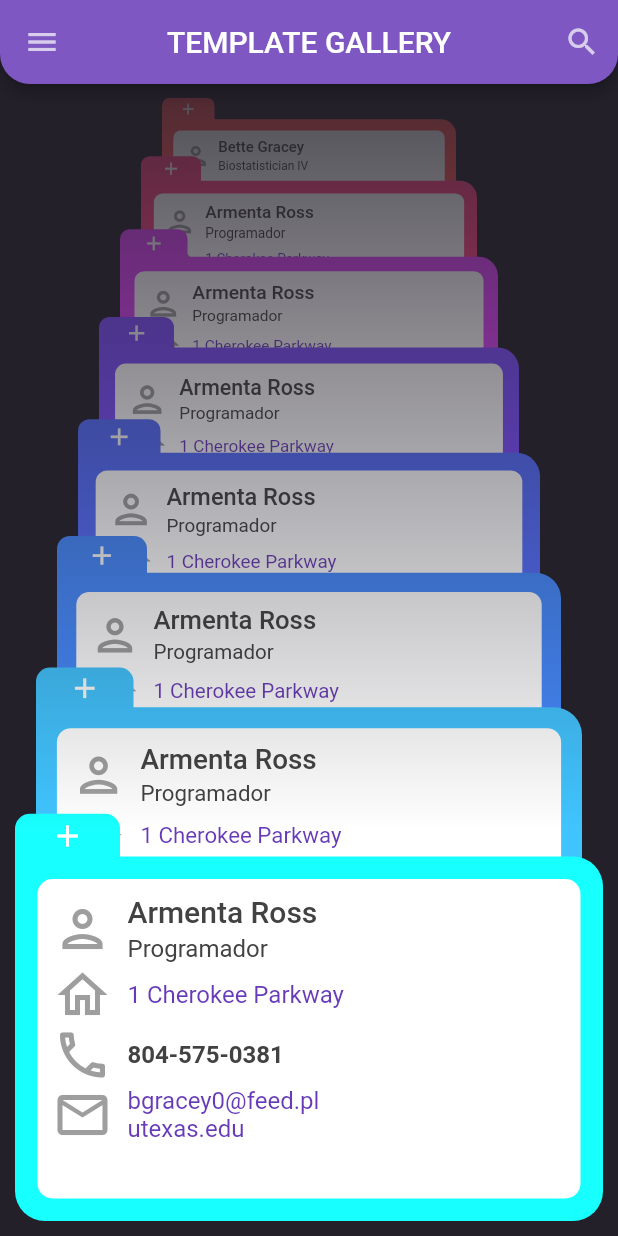
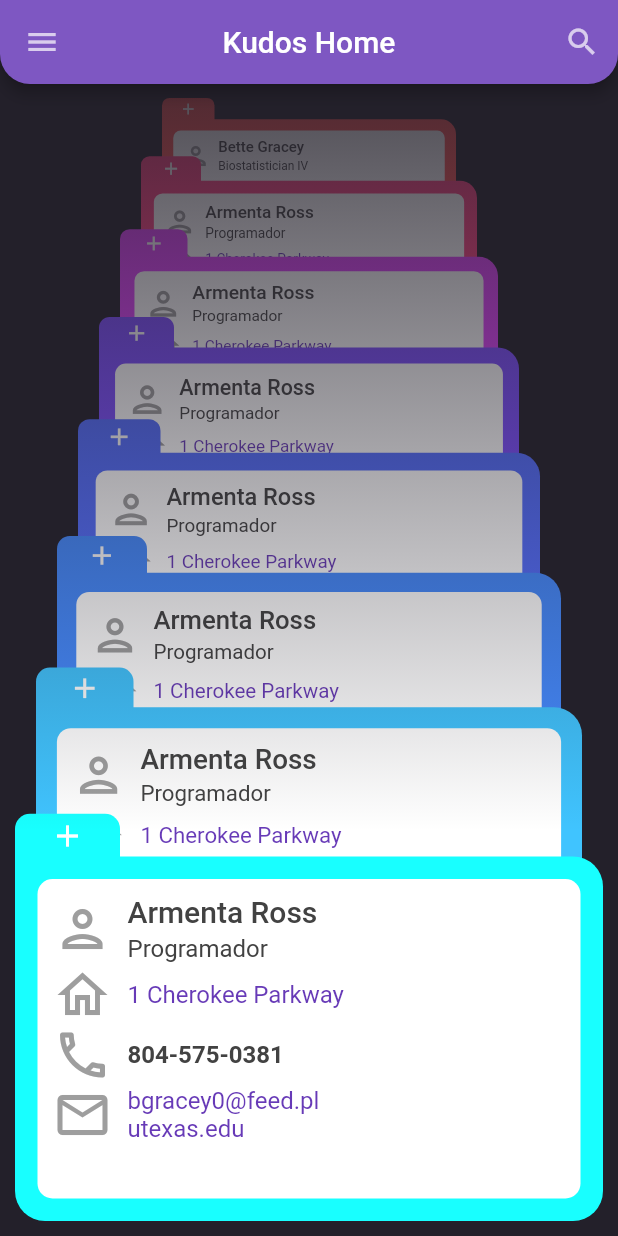
Before and after one commit to EdgarLS7/homeScreen, a Flutter app: the screen it shows after launch, on a phone screen of 412 x 824 dp. Run offline on Flutter 3.47's test engine with Material 2 defaults, Android fonts, the phone set to English and light mode, and no system bars.

Commit message:
ÂCambios menores

```diff
--- a/lib/ui/contact_list_page.dart
+++ b/lib/ui/contact_list_page.dart
@@ -38,7 +38,7 @@ class _ContactListPageState extends State<ContactListPage> {
             icon: const Icon(Icons.search),
           ),
         ],
-        title: const Text('TEMPLATE GALLERY'),
+        title: const Text('Kudos Home'),
       ),
       body: PerspectiveListView(
         visualizedItems: _visibleItems,
@@ -136,8 +136,7 @@ class _ContactListPageState extends State<ContactListPage> {
                         ' Item Extent',
                         style: TextStyle(),
                       ),
-                      Expanded(
-                        child: Slider(
+                      Slider(
                         value: _itemExtent!,
                         min: 270,
                         max: MediaQuery.of(context).size.height * .8,
@@ -149,7 +148,6 @@ class _ContactListPageState extends State<ContactListPage> {
                             _itemExtent = value;
                           });
                         },
-                        ),
                       )
                     ],
                   ),
```
Lines whose indentation alone changed are shown as unchanged.
